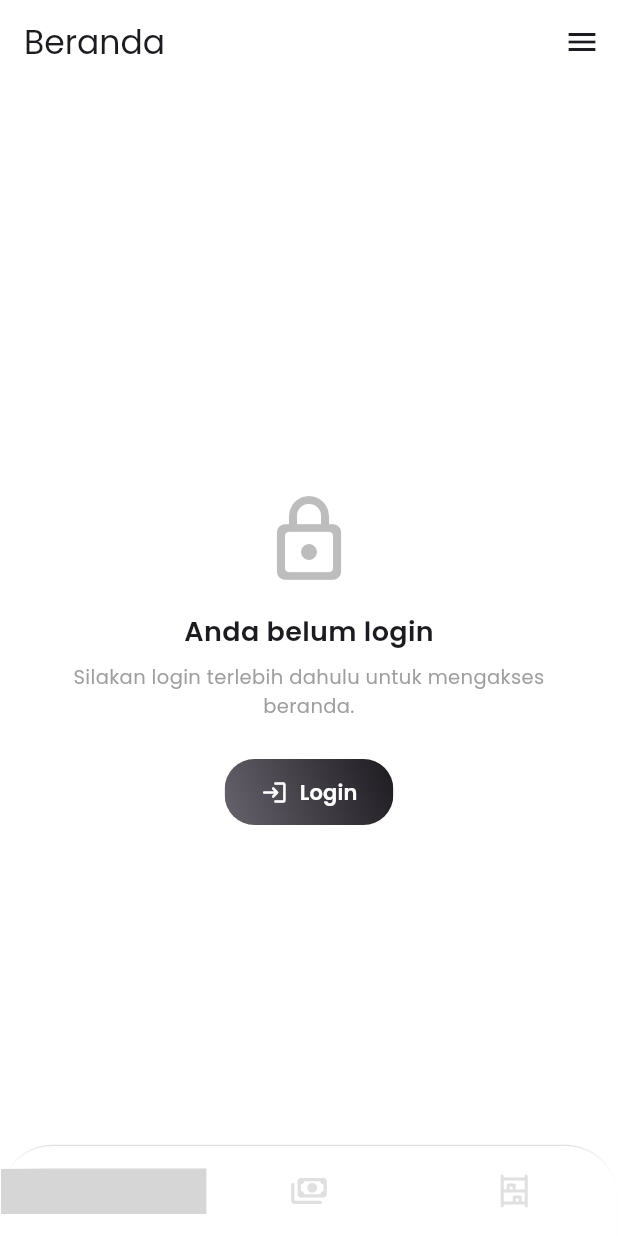
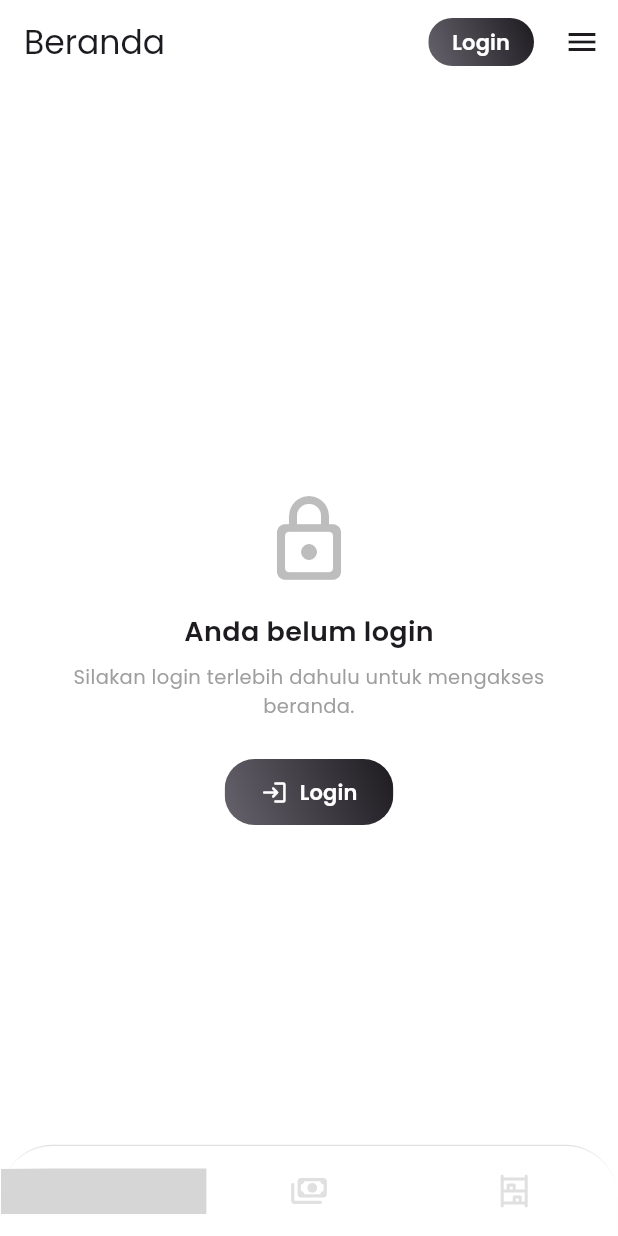
Before and after one commit to Rapid-Rawr/3-Star-Consignment, a Flutter app: the screen it shows after launch, on a phone screen of 412 x 824 dp. Run offline on Flutter 3.47's test engine with Material 3 defaults, Android fonts, the phone set to English and light mode, and no system bars; our stand-ins replace cached_network_image, cloud_firestore, firebase_auth, firebase_core, flutter_dotenv, flutter_svg and 4 more; accounts and stored records are empty; generated files the repository leaves out were written again; grey boxes are pictures that could not be loaded.

Commit message:
fix: logout crash from appbar & add safeareas

```diff
--- a/lib/main.dart
+++ b/lib/main.dart
@@ -8,6 +8,8 @@ import 'controllers/auth_controller.dart';
 import 'utils/theme_notifier.dart';
 import 'utils/supabase_service.dart';
 // import 'utils/cleanup_test_data.dart';
+import 'widgets/gradient_button.dart';
+import 'widgets/app_dialog.dart';
 import 'widgets/login_drawer.dart';
 import 'views/tabbar/beranda_page.dart';
 import 'views/tabbar/pembayaran_page.dart';
@@ -239,14 +241,17 @@ class _MyHomePageState extends State<MyHomePage> with TickerProviderStateMixin {
   }
 
   void _handleSignOut() {
-    Provider.of<local.AuthProvider>(context, listen: false).clear();
+    _scaffoldKey.currentState?.closeEndDrawer();
+    if (_tabController.length > 0) {
+      _tabController.index = 0;
+    }
+
     setState(() {
       _currentUser = null;
       _currentTabIndex = 0;
     });
 
-    _tabController.animateTo(0);
-    Navigator.of(context).pop();
+    Provider.of<local.AuthProvider>(context, listen: false).clear();
     _auth.signOut(context);
   }
 
@@ -270,6 +275,61 @@ class _MyHomePageState extends State<MyHomePage> with TickerProviderStateMixin {
       appBar: AppBar(
         title: Text(titles[safeIndex]),
         actions: [
+          if (_currentUser == null)
+            _isSigningIn
+                ? const Padding(
+                    padding: EdgeInsets.symmetric(horizontal: 16),
+                    child: Center(
+                      child: SizedBox(
+                        width: 20,
+                        height: 20,
+                        child: CircularProgressIndicator(strokeWidth: 2),
+                      ),
+                    ),
+                  )
+                : Padding(
+                    padding: const EdgeInsets.only(right: 8),
+                    child: Center(
+                      child: GradientButton(
+                        label: 'Login',
+                        padding: const EdgeInsets.symmetric(
+                          horizontal: 16,
+                          vertical: 6,
+                        ),
+                        onPressed: _handleSignIn,
+                      ),
+                    ),
+                  ),
+          if (_currentUser != null)
+            IconButton(
+              icon: const Icon(Icons.logout),
+              onPressed: () async {
+                bool confirm = false;
+                await showAppDialog(
+                  context: context,
+                  title: 'Keluar',
+                  titleIcon: const Icon(Icons.warning_amber_rounded),
+                  content: 'Apakah anda yakin ingin keluar?',
+                  actions: [
+                    AppDialogAction(
+                      label: 'Batal',
+                      onPressed: () => Navigator.pop(context),
+                    ),
+                    AppDialogAction(
+                      label: 'Keluar',
+                      type: AppDialogActionType.gradient,
+                      onPressed: () {
+                        confirm = true;
+                        Navigator.pop(context);
+                      },
+                    ),
+                  ],
+                );
+                if (confirm && mounted) {
+                  _handleSignOut();
+                }
+              },
+            ),
           IconButton(
             icon: const Icon(Icons.menu),
             onPressed: () => _scaffoldKey.currentState?.openEndDrawer(),
```
